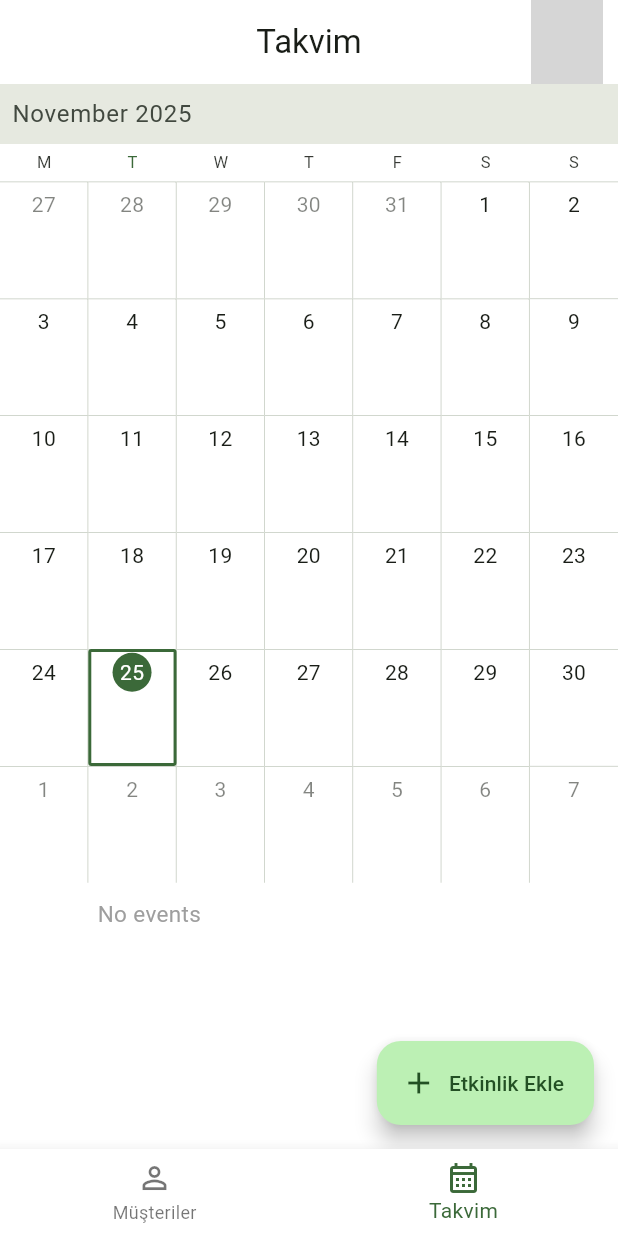
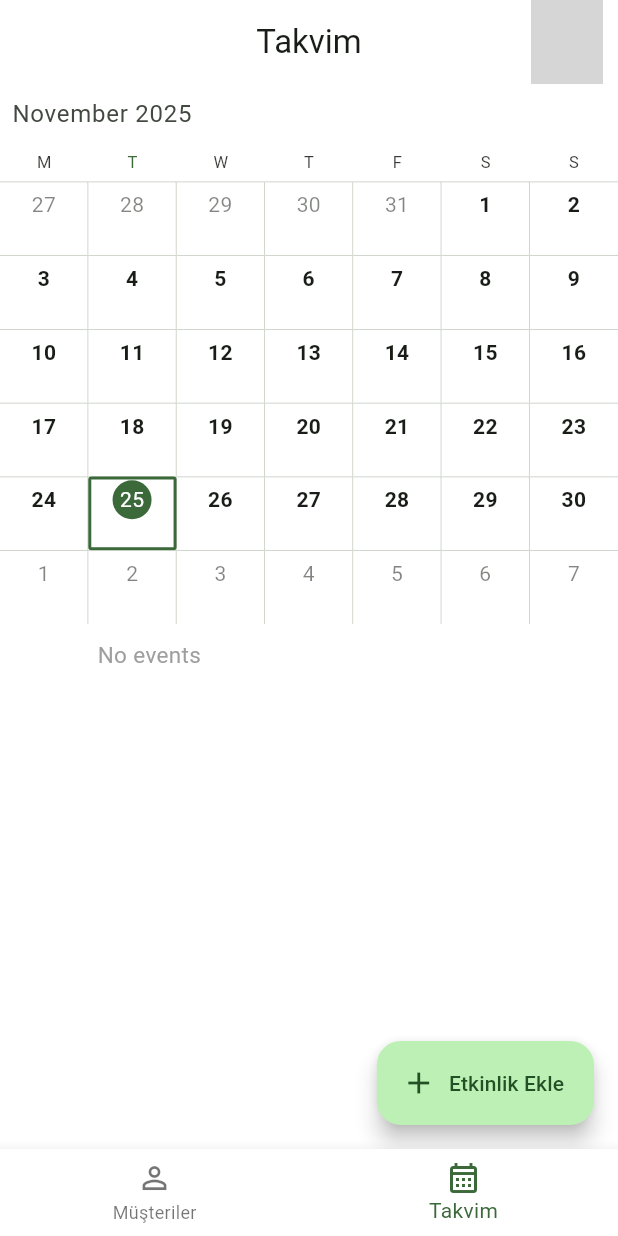
Before and after one commit to meminglr/ra_clinic, a Flutter app: the screen it shows after launch, item 2 of the bottom bar chosen, on a phone screen of 412 x 824 dp. Run offline on Flutter 3.47's test engine with Material 3 defaults, Android fonts, the phone set to English and light mode, and no system bars; drawn by our look-alikes of syncfusion_flutter_calendar; our stand-ins replace flutter_slidable, hive, hive_flutter, share_plus; missing offline and left inert: contact_add, cupertino_calendar_picker, flutter_phone_direct_caller, pull_down_button, syncfusion_localizations; accounts and stored records are empty; grey boxes are pictures that could not be loaded.

Commit message:
Enhance calendar functionality: add event editing capabilities, improve UI elements, and integrate Hive for event storage

```diff
--- a/lib/calendar/calendar_page.dart
+++ b/lib/calendar/calendar_page.dart
@@ -56,6 +56,7 @@ class _CalendarPageState extends State<CalendarPage> {
           children: [
             Expanded(
               child: SfCalendar(
+                headerStyle: CalendarHeaderStyle(backgroundColor: Colors.white),
                 controller: _calendarController,
                 view: CalendarView.month,
                 dataSource: ScheduleDataSource(events),
@@ -68,7 +69,11 @@ class _CalendarPageState extends State<CalendarPage> {
                   }
                 },
                 monthViewSettings: const MonthViewSettings(
+                  monthCellStyle: MonthCellStyle(
+                    textStyle: TextStyle(fontWeight: FontWeight.w700),
+                  ),
                   showAgenda: true,
+                  agendaViewHeight: 350,
                   appointmentDisplayCount: 3,
                   appointmentDisplayMode: MonthAppointmentDisplayMode.indicator,
                 ),
@@ -86,6 +91,8 @@ class _CalendarPageState extends State<CalendarPage> {
                       calendarLongPressDetails.date!,
                     );
                   }
+                  if (calendarLongPressDetails.targetElement ==
+                      CalendarElement.appointment) {}
                 },
                 onTap: (calendarTapDetails) {
                   // Etkinliğe tıklandıysa detayları göster
@@ -93,10 +100,11 @@ class _CalendarPageState extends State<CalendarPage> {
                       CalendarElement.appointment) {
                     final Schedule tappedEvent =
                         calendarTapDetails.appointments![0];
-                    EventDialogsWidgets.showEventDetailsDialog(
-                      context,
-                      tappedEvent,
-                    );
+                    // EventDialogsWidgets.showEventDetailsDialog(
+                    //   context,
+                    //   tappedEvent,
+                    // );
+                    EventDialogsWidgets.showEditingPage(tappedEvent, context);
                   }
                   // Boş tarihe tıklandıysa yeni etkinlik ekle
                 },
@@ -160,8 +168,9 @@ class _CalendarPageState extends State<CalendarPage> {
     );
   }
 
-  Widget buildCalendarViewOptions(CalendarController controller) =>
-      PullDownButton(
+  Widget buildCalendarViewOptions(
+    CalendarController controller,
+  ) => PullDownButton(
     routeTheme: PullDownMenuRouteTheme(backgroundColor: Colors.white),
     itemBuilder: (context) => [
       PullDownMenuItem.selectable(
@@ -200,6 +209,12 @@ class _CalendarPageState extends State<CalendarPage> {
         },
         title: "Etkinlik Görünümü ",
       ),
+      PullDownMenuItem(
+        onTap: () {
+          Provider.of<EventProvider>(context, listen: false).resetAllEvents();
+        },
+        title: "Tüm Etkinlikleri Sil",
+      ),
     ],
     position: PullDownMenuPosition.automatic,
     buttonBuilder: (context, showMenu) => GestureDetector(
@@ -208,12 +223,7 @@ class _CalendarPageState extends State<CalendarPage> {
         showMenu();
       },
       child: Padding(
-            padding: const EdgeInsets.only(
-              left: 5,
-              top: 20,
-              bottom: 20,
-              right: 5,
-            ),
+        padding: const EdgeInsets.only(left: 5, top: 20, bottom: 20, right: 5),
         child: Icon(Icons.more_vert),
       ),
     ),
--- a/lib/calendar/model/schedule.dart
+++ b/lib/calendar/model/schedule.dart
@@ -1,20 +1,42 @@
 import 'package:flutter/material.dart';
+import 'package:hive/hive.dart';
 
-class Schedule {
+part 'schedule.g.dart';
+
+@HiveType(typeId: 3)
+class Schedule extends HiveObject {
+  @HiveField(0)
   int id;
+
+  @HiveField(1)
   String name;
-  Color color;
-  DateTime startDate, endDate;
+
+  // Color Hive tarafından desteklenmediği için int olarak saklıyoruz
+  @HiveField(2)
+  int colorValue;
+
+  @HiveField(3)
+  DateTime startDate;
+
+  @HiveField(4)
+  DateTime endDate;
+
+  @HiveField(5)
   bool isAllDay;
+
+  @HiveField(6)
+  String? description;
 
   Schedule({
     required this.id,
     required this.name,
-    required this.color,
+    Color? color,
     required this.startDate,
     required this.endDate,
     required this.isAllDay,
-  });
+    this.description,
+  }) :
+       colorValue = (color ?? Colors.blue).value;
 
-
+  Color get color => Color(colorValue);
 }
--- a/lib/main.dart
+++ b/lib/main.dart
@@ -3,19 +3,22 @@ import 'package:flutter_localizations/flutter_localizations.dart';
 import 'package:hive_flutter/hive_flutter.dart';
 import 'package:intl/date_symbol_data_local.dart';
 import 'package:provider/provider.dart';
+import 'package:ra_clinic/calendar/model/schedule.dart';
 import 'package:ra_clinic/home.dart';
 import 'package:ra_clinic/model/costumer_model.dart';
 import 'package:ra_clinic/providers/costumer_provider.dart';
 import 'package:ra_clinic/providers/event_provider.dart';
-
 import 'model/seans_model.dart';
+import 'package:syncfusion_localizations/syncfusion_localizations.dart';
 
 void main() async {
   WidgetsFlutterBinding.ensureInitialized();
   await Hive.initFlutter();
   Hive.registerAdapter(CostumerModelAdapter());
   Hive.registerAdapter(SeansModelAdapter());
+  Hive.registerAdapter(ScheduleAdapter());
   await Hive.openBox<CostumerModel>("costumersBox");
+  await Hive.openBox<Schedule>("scheduleBox");
   await initializeDateFormatting('tr_TR', null);
   runApp(
     MultiProvider(
@@ -40,6 +43,7 @@ class MainApp extends StatelessWidget {
         GlobalMaterialLocalizations.delegate,
         GlobalWidgetsLocalizations.delegate,
         GlobalCupertinoLocalizations.delegate,
+        SfGlobalLocalizations.delegate,
       ],
       theme: ThemeData(
         appBarTheme: const AppBarTheme(
--- a/lib/model/costumer_model.dart
+++ b/lib/model/costumer_model.dart
@@ -1,4 +1,4 @@
-import 'package:hive/hive.dart';
+import 'package:hive_flutter/hive_flutter.dart';
 import 'package:ra_clinic/model/seans_model.dart';
 
 part 'costumer_model.g.dart';
--- a/lib/model/seans_model.dart
+++ b/lib/model/seans_model.dart
@@ -1,4 +1,4 @@
-import 'package:hive/hive.dart';
+import 'package:hive_flutter/hive_flutter.dart';
 
 part 'seans_model.g.dart';
 
--- a/pubspec.yaml
+++ b/pubspec.yaml
@@ -26,6 +26,8 @@ dependencies:
   kalender: ^0.14.2
   flutter_riverpod: ^3.0.3
   desktop_window: ^0.4.2
+  syncfusion_localizations: ^31.2.12
+  hive: ^2.2.3
 
 dev_dependencies:
   flutter_test:
```
Also changed, not shown: lib/calendar/calendar_widgets/event_dialogs.dart (+12 -1 lines), lib/calendar/event_editin_page.dart (+127 -15 lines), lib/providers/event_provider.dart (+51 -8 lines), lib/calendar/model/schedule.g.dart (added), pubspec.lock. Lines whose indentation alone changed are shown as unchanged.
